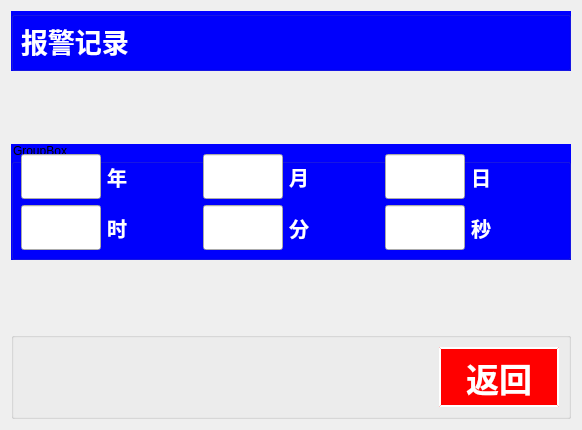
Old version of the form chengyi_Qt4linux/form_timemodify.ui in the repository wsh01/batch-feeder.
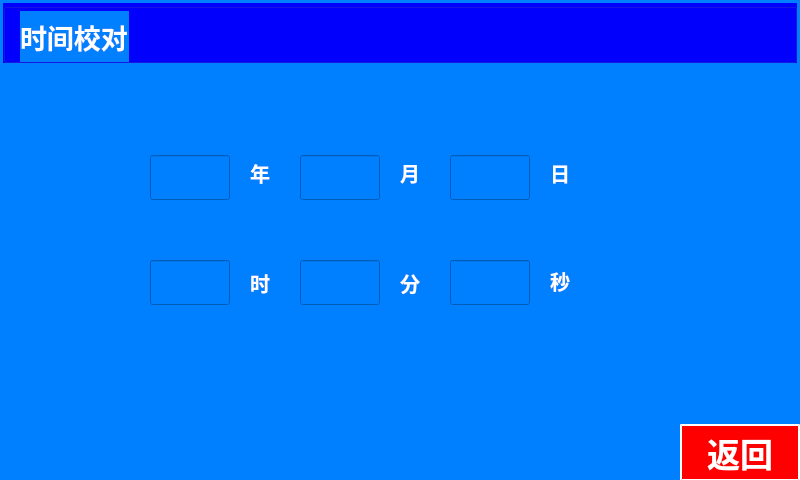
New version of the form. Custom widgets are drawn as their Qt base class.

```diff
--- a/chengyi_Qt4linux/form_timemodify.ui
+++ b/chengyi_Qt4linux/form_timemodify.ui
@@ -6,397 +6,411 @@
    <rect>
     <x>0</x>
     <y>0</y>
-    <width>582</width>
-    <height>430</height>
+    <width>800</width>
+    <height>480</height>
    </rect>
   </property>
   <property name="windowTitle">
    <string>Form</string>
   </property>
-  <layout class="QGridLayout" name="gridLayout_4">
-   <item row="0" column="0">
-    <widget class="QGroupBox" name="groupBox">
-     <property name="styleSheet">
-      <string notr="true">QGroupBox{ background-color:rgb(0, 0, 255);} 
+  <property name="styleSheet">
+   <string notr="true">*{ background-color:rgb(0, 128, 255);} </string>
+  </property>
+  <widget class="QGroupBox" name="groupBox">
+   <property name="geometry">
+    <rect>
+     <x>3</x>
+     <y>3</y>
+     <width>794</width>
+     <height>60</height>
+    </rect>
+   </property>
+   <property name="styleSheet">
+    <string notr="true">QGroupBox{ background-color:rgb(0, 0, 255);} 
 QGroupBox{ margin-top:0px;}
 QGroupBox:title {margin-top: 0px;}</string>
-     </property>
-     <property name="title">
-      <string/>
-     </property>
-     <layout class="QGridLayout" name="gridLayout_3">
-      <item row="0" column="0">
-       <widget class="QLabel" name="label">
-        <property name="font">
-         <font>
-          <pointsize>20</pointsize>
-          <weight>75</weight>
-          <italic>false</italic>
-          <bold>true</bold>
-         </font>
-        </property>
-        <property name="styleSheet">
-         <string notr="true">QLabel{color:rgb(255, 255, 255);}</string>
-        </property>
-        <property name="text">
-         <string>报警记录</string>
-        </property>
-       </widget>
-      </item>
-      <item row="0" column="1">
-       <spacer name="horizontalSpacer_3">
-        <property name="orientation">
-         <enum>Qt::Horizontal</enum>
-        </property>
-        <property name="sizeHint" stdset="0">
-         <size>
-          <width>190</width>
-          <height>20</height>
-         </size>
-        </property>
-       </spacer>
-      </item>
-     </layout>
-    </widget>
-   </item>
-   <item row="1" column="0">
-    <spacer name="verticalSpacer">
-     <property name="orientation">
-      <enum>Qt::Vertical</enum>
-     </property>
-     <property name="sizeHint" stdset="0">
-      <size>
-       <width>20</width>
-       <height>53</height>
-      </size>
-     </property>
-    </spacer>
-   </item>
-   <item row="2" column="0">
-    <widget class="QGroupBox" name="groupBox_2">
-     <property name="styleSheet">
-      <string notr="true">QGroupBox{ background-color:rgb(0, 0, 255);} 
-QGroupBox{ margin-top:0px;}
-QGroupBox:title {margin-top: 0px;}</string>
-     </property>
-     <property name="title">
-      <string>GroupBox</string>
-     </property>
-     <layout class="QGridLayout" name="gridLayout_2">
-      <item row="1" column="0">
-       <widget class="myLineEdit" name="lineEdit_5">
-        <property name="minimumSize">
-         <size>
-          <width>80</width>
-          <height>45</height>
-         </size>
-        </property>
-        <property name="maximumSize">
-         <size>
-          <width>80</width>
-          <height>45</height>
-         </size>
-        </property>
-        <property name="font">
-         <font>
-          <pointsize>17</pointsize>
-          <weight>75</weight>
-          <bold>true</bold>
-         </font>
-        </property>
-       </widget>
-      </item>
-      <item row="0" column="4">
-       <widget class="myLineEdit" name="lineEdit_3">
-        <property name="minimumSize">
-         <size>
-          <width>80</width>
-          <height>45</height>
-         </size>
-        </property>
-        <property name="maximumSize">
-         <size>
-          <width>80</width>
-          <height>45</height>
-         </size>
-        </property>
-        <property name="font">
-         <font>
-          <pointsize>17</pointsize>
-          <weight>75</weight>
-          <bold>true</bold>
-         </font>
-        </property>
-       </widget>
-      </item>
-      <item row="0" column="3">
-       <widget class="QLabel" name="label_4">
-        <property name="font">
-         <font>
-          <pointsize>15</pointsize>
-          <weight>75</weight>
-          <bold>true</bold>
-         </font>
-        </property>
-        <property name="styleSheet">
-         <string notr="true">QLabel{color:rgb(255, 255, 255);}</string>
-        </property>
-        <property name="text">
-         <string>月</string>
-        </property>
-       </widget>
-      </item>
-      <item row="1" column="5">
-       <widget class="QLabel" name="label_7">
-        <property name="font">
-         <font>
-          <pointsize>15</pointsize>
-          <weight>75</weight>
-          <bold>true</bold>
-         </font>
-        </property>
-        <property name="styleSheet">
-         <string notr="true">QLabel{color:rgb(255, 255, 255);}</string>
-        </property>
-        <property name="text">
-         <string>秒</string>
-        </property>
-       </widget>
-      </item>
-      <item row="0" column="1">
-       <widget class="QLabel" name="label_2">
-        <property name="font">
-         <font>
-          <pointsize>15</pointsize>
-          <weight>75</weight>
-          <bold>true</bold>
-         </font>
-        </property>
-        <property name="styleSheet">
-         <string notr="true">QLabel{color:rgb(255, 255, 255);}</string>
-        </property>
-        <property name="text">
-         <string>年</string>
-        </property>
-       </widget>
-      </item>
-      <item row="1" column="1">
-       <widget class="QLabel" name="label_3">
-        <property name="font">
-         <font>
-          <pointsize>15</pointsize>
-          <weight>75</weight>
-          <bold>true</bold>
-         </font>
-        </property>
-        <property name="styleSheet">
-         <string notr="true">QLabel{color:rgb(255, 255, 255);}</string>
-        </property>
-        <property name="text">
-         <string>时</string>
-        </property>
-       </widget>
-      </item>
-      <item row="0" column="5">
-       <widget class="QLabel" name="label_6">
-        <property name="font">
-         <font>
-          <pointsize>15</pointsize>
-          <weight>75</weight>
-          <bold>true</bold>
-         </font>
-        </property>
-        <property name="styleSheet">
-         <string notr="true">QLabel{color:rgb(255, 255, 255);}</string>
-        </property>
-        <property name="text">
-         <string>日</string>
-        </property>
-       </widget>
-      </item>
-      <item row="1" column="2">
-       <widget class="myLineEdit" name="lineEdit_6">
-        <property name="minimumSize">
-         <size>
-          <width>80</width>
-          <height>45</height>
-         </size>
-        </property>
-        <property name="maximumSize">
-         <size>
-          <width>80</width>
-          <height>45</height>
-         </size>
-        </property>
-        <property name="font">
-         <font>
-          <pointsize>17</pointsize>
-          <weight>75</weight>
-          <bold>true</bold>
-         </font>
-        </property>
-       </widget>
-      </item>
-      <item row="0" column="0">
-       <widget class="myLineEdit" name="lineEdit">
-        <property name="minimumSize">
-         <size>
-          <width>80</width>
-          <height>45</height>
-         </size>
-        </property>
-        <property name="maximumSize">
-         <size>
-          <width>80</width>
-          <height>45</height>
-         </size>
-        </property>
-        <property name="font">
-         <font>
-          <pointsize>17</pointsize>
-          <weight>75</weight>
-          <bold>true</bold>
-         </font>
-        </property>
-       </widget>
-      </item>
-      <item row="0" column="2">
-       <widget class="myLineEdit" name="lineEdit_2">
-        <property name="minimumSize">
-         <size>
-          <width>80</width>
-          <height>45</height>
-         </size>
-        </property>
-        <property name="maximumSize">
-         <size>
-          <width>80</width>
-          <height>45</height>
-         </size>
-        </property>
-        <property name="font">
-         <font>
-          <pointsize>17</pointsize>
-          <weight>75</weight>
-          <bold>true</bold>
-         </font>
-        </property>
-       </widget>
-      </item>
-      <item row="1" column="4">
-       <widget class="myLineEdit" name="lineEdit_4">
-        <property name="minimumSize">
-         <size>
-          <width>80</width>
-          <height>45</height>
-         </size>
-        </property>
-        <property name="maximumSize">
-         <size>
-          <width>80</width>
-          <height>45</height>
-         </size>
-        </property>
-        <property name="font">
-         <font>
-          <pointsize>17</pointsize>
-          <weight>75</weight>
-          <bold>true</bold>
-         </font>
-        </property>
-       </widget>
-      </item>
-      <item row="1" column="3">
-       <widget class="QLabel" name="label_5">
-        <property name="font">
-         <font>
-          <pointsize>15</pointsize>
-          <weight>75</weight>
-          <bold>true</bold>
-         </font>
-        </property>
-        <property name="styleSheet">
-         <string notr="true">QLabel{color:rgb(255, 255, 255);}</string>
-        </property>
-        <property name="text">
-         <string>分</string>
-        </property>
-       </widget>
-      </item>
-     </layout>
-    </widget>
-   </item>
-   <item row="3" column="0">
-    <spacer name="verticalSpacer_2">
-     <property name="orientation">
-      <enum>Qt::Vertical</enum>
-     </property>
-     <property name="sizeHint" stdset="0">
-      <size>
-       <width>20</width>
-       <height>52</height>
-      </size>
-     </property>
-    </spacer>
-   </item>
-   <item row="4" column="0">
-    <widget class="QGroupBox" name="groupBox_3">
-     <property name="title">
-      <string/>
-     </property>
-     <layout class="QGridLayout" name="gridLayout">
-      <item row="0" column="0">
-       <spacer name="horizontalSpacer">
-        <property name="orientation">
-         <enum>Qt::Horizontal</enum>
-        </property>
-        <property name="sizeHint" stdset="0">
-         <size>
-          <width>409</width>
-          <height>20</height>
-         </size>
-        </property>
-       </spacer>
-      </item>
-      <item row="0" column="1">
-       <widget class="QPushButton" name="btn_Return">
-        <property name="minimumSize">
-         <size>
-          <width>120</width>
-          <height>60</height>
-         </size>
-        </property>
-        <property name="maximumSize">
-         <size>
-          <width>120</width>
-          <height>60</height>
-         </size>
-        </property>
-        <property name="font">
-         <font>
-          <pointsize>25</pointsize>
-          <weight>75</weight>
-          <bold>true</bold>
-         </font>
-        </property>
-        <property name="styleSheet">
-         <string notr="true">QPushButton { background-color:rgb(255, 0, 0);} 
+   </property>
+   <property name="title">
+    <string/>
+   </property>
+   <widget class="QLabel" name="label">
+    <property name="geometry">
+     <rect>
+      <x>17</x>
+      <y>8</y>
+      <width>109</width>
+      <height>51</height>
+     </rect>
+    </property>
+    <property name="font">
+     <font>
+      <pointsize>20</pointsize>
+      <weight>75</weight>
+      <italic>false</italic>
+      <bold>true</bold>
+     </font>
+    </property>
+    <property name="styleSheet">
+     <string notr="true">QLabel{color:rgb(255, 255, 255);}</string>
+    </property>
+    <property name="text">
+     <string>时间校对</string>
+    </property>
+   </widget>
+  </widget>
+  <widget class="QPushButton" name="btn_Return">
+   <property name="geometry">
+    <rect>
+     <x>680</x>
+     <y>424</y>
+     <width>120</width>
+     <height>57</height>
+    </rect>
+   </property>
+   <property name="minimumSize">
+    <size>
+     <width>120</width>
+     <height>1</height>
+    </size>
+   </property>
+   <property name="maximumSize">
+    <size>
+     <width>120</width>
+     <height>10000</height>
+    </size>
+   </property>
+   <property name="font">
+    <font>
+     <pointsize>25</pointsize>
+     <weight>75</weight>
+     <bold>true</bold>
+    </font>
+   </property>
+   <property name="styleSheet">
+    <string notr="true">QPushButton { background-color:rgb(255, 0, 0);} 
 QPushButton:hover { background-color: rgb(255, 50, 0); }
 QPushButton {color:rgb(255, 255, 255);
                              border-style: outset;
                            	border-width: 2px;
 	                         border-color: white;}
 </string>
-        </property>
-        <property name="text">
-         <string>返回</string>
-        </property>
-       </widget>
-      </item>
-     </layout>
-    </widget>
-   </item>
-  </layout>
+   </property>
+   <property name="text">
+    <string>返回</string>
+   </property>
+  </widget>
+  <widget class="myLineEdit" name="lineEdit_3">
+   <property name="geometry">
+    <rect>
+     <x>450</x>
+     <y>155</y>
+     <width>80</width>
+     <height>45</height>
+    </rect>
+   </property>
+   <property name="minimumSize">
+    <size>
+     <width>80</width>
+     <height>45</height>
+    </size>
+   </property>
+   <property name="maximumSize">
+    <size>
+     <width>80</width>
+     <height>45</height>
+    </size>
+   </property>
+   <property name="font">
+    <font>
+     <pointsize>17</pointsize>
+     <weight>75</weight>
+     <bold>true</bold>
+    </font>
+   </property>
+  </widget>
+  <widget class="QLabel" name="label_6">
+   <property name="geometry">
+    <rect>
+     <x>550</x>
+     <y>150</y>
+     <width>20</width>
+     <height>45</height>
+    </rect>
+   </property>
+   <property name="font">
+    <font>
+     <pointsize>15</pointsize>
+     <weight>75</weight>
+     <bold>true</bold>
+    </font>
+   </property>
+   <property name="styleSheet">
+    <string notr="true">QLabel{color:rgb(255, 255, 255);}</string>
+   </property>
+   <property name="text">
+    <string>日</string>
+   </property>
+  </widget>
+  <widget class="QLabel" name="label_4">
+   <property name="geometry">
+    <rect>
+     <x>400</x>
+     <y>150</y>
+     <width>20</width>
+     <height>45</height>
+    </rect>
+   </property>
+   <property name="font">
+    <font>
+     <pointsize>15</pointsize>
+     <weight>75</weight>
+     <bold>true</bold>
+    </font>
+   </property>
+   <property name="styleSheet">
+    <string notr="true">QLabel{color:rgb(255, 255, 255);}</string>
+   </property>
+   <property name="text">
+    <string>月</string>
+   </property>
+  </widget>
+  <widget class="myLineEdit" name="lineEdit_2">
+   <property name="geometry">
+    <rect>
+     <x>300</x>
+     <y>155</y>
+     <width>80</width>
+     <height>45</height>
+    </rect>
+   </property>
+   <property name="minimumSize">
+    <size>
+     <width>80</width>
+     <height>45</height>
+    </size>
+   </property>
+   <property name="maximumSize">
+    <size>
+     <width>80</width>
+     <height>45</height>
+    </size>
+   </property>
+   <property name="font">
+    <font>
+     <pointsize>17</pointsize>
+     <weight>75</weight>
+     <bold>true</bold>
+    </font>
+   </property>
+  </widget>
+  <widget class="QLabel" name="label_2">
+   <property name="geometry">
+    <rect>
+     <x>250</x>
+     <y>150</y>
+     <width>20</width>
+     <height>45</height>
+    </rect>
+   </property>
+   <property name="font">
+    <font>
+     <pointsize>15</pointsize>
+     <weight>75</weight>
+     <bold>true</bold>
+    </font>
+   </property>
+   <property name="styleSheet">
+    <string notr="true">QLabel{color:rgb(255, 255, 255);}</string>
+   </property>
+   <property name="text">
+    <string>年</string>
+   </property>
+  </widget>
+  <widget class="myLineEdit" name="lineEdit">
+   <property name="geometry">
+    <rect>
+     <x>150</x>
+     <y>155</y>
+     <width>80</width>
+     <height>45</height>
+    </rect>
+   </property>
+   <property name="minimumSize">
+    <size>
+     <width>80</width>
+     <height>45</height>
+    </size>
+   </property>
+   <property name="maximumSize">
+    <size>
+     <width>80</width>
+     <height>45</height>
+    </size>
+   </property>
+   <property name="font">
+    <font>
+     <pointsize>17</pointsize>
+     <weight>75</weight>
+     <bold>true</bold>
+    </font>
+   </property>
+  </widget>
+  <widget class="myLineEdit" name="lineEdit_5">
+   <property name="geometry">
+    <rect>
+     <x>150</x>
+     <y>260</y>
+     <width>80</width>
+     <height>45</height>
+    </rect>
+   </property>
+   <property name="minimumSize">
+    <size>
+     <width>80</width>
+     <height>45</height>
+    </size>
+   </property>
+   <property name="maximumSize">
+    <size>
+     <width>80</width>
+     <height>45</height>
+    </size>
+   </property>
+   <property name="font">
+    <font>
+     <pointsize>17</pointsize>
+     <weight>75</weight>
+     <bold>true</bold>
+    </font>
+   </property>
+  </widget>
+  <widget class="QLabel" name="label_3">
+   <property name="geometry">
+    <rect>
+     <x>250</x>
+     <y>260</y>
+     <width>21</width>
+     <height>45</height>
+    </rect>
+   </property>
+   <property name="font">
+    <font>
+     <pointsize>15</pointsize>
+     <weight>75</weight>
+     <bold>true</bold>
+    </font>
+   </property>
+   <property name="styleSheet">
+    <string notr="true">QLabel{color:rgb(255, 255, 255);}</string>
+   </property>
+   <property name="text">
+    <string>时</string>
+   </property>
+  </widget>
+  <widget class="myLineEdit" name="lineEdit_6">
+   <property name="geometry">
+    <rect>
+     <x>300</x>
+     <y>260</y>
+     <width>80</width>
+     <height>45</height>
+    </rect>
+   </property>
+   <property name="minimumSize">
+    <size>
+     <width>80</width>
+     <height>45</height>
+    </size>
+   </property>
+   <property name="maximumSize">
+    <size>
+     <width>80</width>
+     <height>45</height>
+    </size>
+   </property>
+   <property name="font">
+    <font>
+     <pointsize>17</pointsize>
+     <weight>75</weight>
+     <bold>true</bold>
+    </font>
+   </property>
+  </widget>
+  <widget class="QLabel" name="label_5">
+   <property name="geometry">
+    <rect>
+     <x>400</x>
+     <y>260</y>
+     <width>21</width>
+     <height>45</height>
+    </rect>
+   </property>
+   <property name="font">
+    <font>
+     <pointsize>15</pointsize>
+     <weight>75</weight>
+     <bold>true</bold>
+    </font>
+   </property>
+   <property name="styleSheet">
+    <string notr="true">QLabel{color:rgb(255, 255, 255);}</string>
+   </property>
+   <property name="text">
+    <string>分</string>
+   </property>
+  </widget>
+  <widget class="myLineEdit" name="lineEdit_4">
+   <property name="geometry">
+    <rect>
+     <x>450</x>
+     <y>260</y>
+     <width>80</width>
+     <height>45</height>
+    </rect>
+   </property>
+   <property name="minimumSize">
+    <size>
+     <width>80</width>
+     <height>45</height>
+    </size>
+   </property>
+   <property name="maximumSize">
+    <size>
+     <width>80</width>
+     <height>45</height>
+    </size>
+   </property>
+   <property name="font">
+    <font>
+     <pointsize>17</pointsize>
+     <weight>75</weight>
+     <bold>true</bold>
+    </font>
+   </property>
+  </widget>
+  <widget class="QLabel" name="label_7">
+   <property name="geometry">
+    <rect>
+     <x>550</x>
+     <y>260</y>
+     <width>21</width>
+     <height>41</height>
+    </rect>
+   </property>
+   <property name="font">
+    <font>
+     <pointsize>15</pointsize>
+     <weight>75</weight>
+     <bold>true</bold>
+    </font>
+   </property>
+   <property name="styleSheet">
+    <string notr="true">QLabel{color:rgb(255, 255, 255);}</string>
+   </property>
+   <property name="text">
+    <string>秒</string>
+   </property>
+  </widget>
  </widget>
  <customwidgets>
   <customwidget>
```
